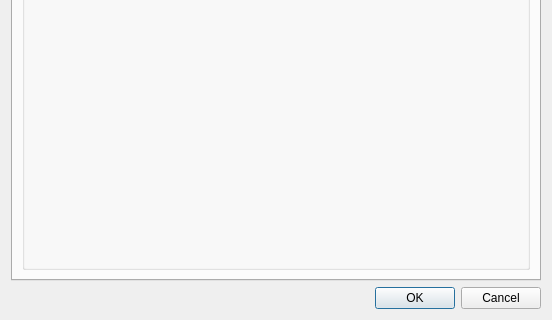
omnetpp/omnetpp, file src/qtenv/preferencesdialog.ui: the form before one commit; both pictures show x 0 to 552 and y 289 to 609 of the 552 by 609 pixel window.
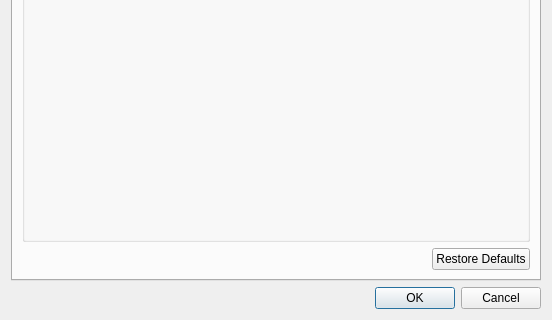
The form after the commit.

Commit message: qtenv: preferencedialog: add "Restore Defaults" button to Fonts page

```diff
--- a/src/qtenv/preferencesdialog.ui
+++ b/src/qtenv/preferencesdialog.ui
@@ -782,6 +782,36 @@
          </layout>
         </widget>
        </item>
+       <item>
+        <layout class="QHBoxLayout" name="restoreLayout">
+         <item>
+          <spacer name="restoreSpacer">
+           <property name="orientation">
+            <enum>Qt::Horizontal</enum>
+           </property>
+           <property name="sizeHint" stdset="0">
+            <size>
+             <width>40</width>
+             <height>20</height>
+            </size>
+           </property>
+          </spacer>
+         </item>
+         <item>
+          <widget class="QPushButton" name="restoreButton">
+           <property name="sizePolicy">
+            <sizepolicy hsizetype="Minimum" vsizetype="Fixed">
+             <horstretch>0</horstretch>
+             <verstretch>0</verstretch>
+            </sizepolicy>
+           </property>
+           <property name="text">
+            <string>Restore Defaults</string>
+           </property>
+          </widget>
+         </item>
+        </layout>
+       </item>
       </layout>
      </widget>
     </widget>
```
Left out of the diff: 46 changed lines with no effect on the pictures. The commit also changes 4 other files.
